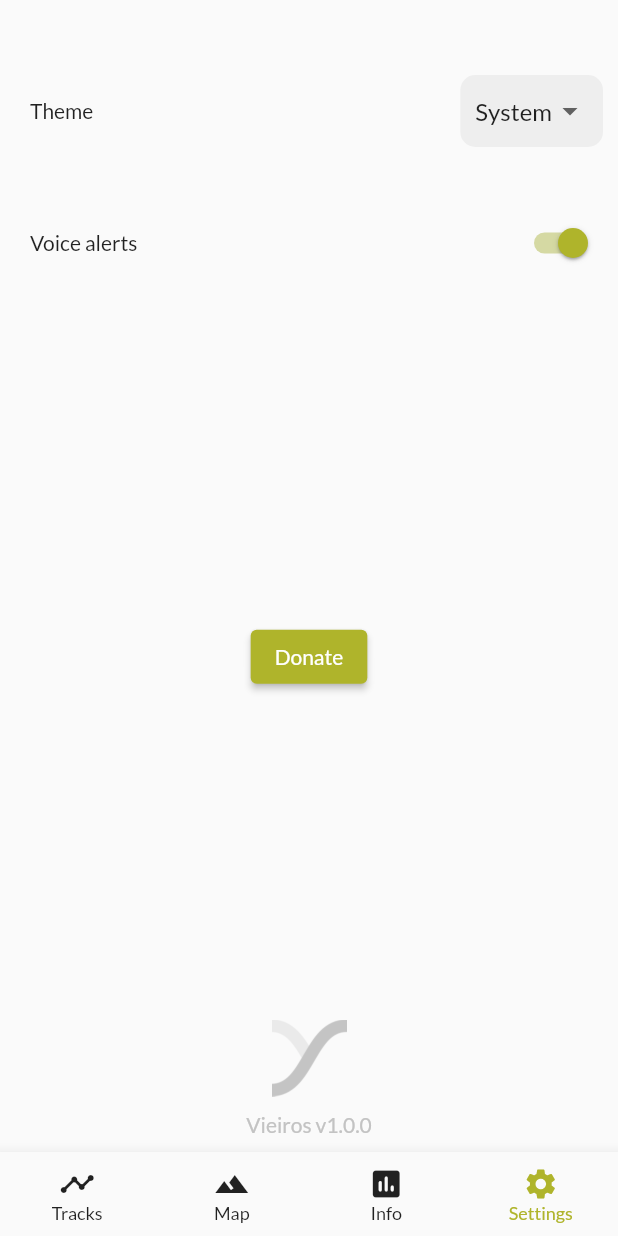
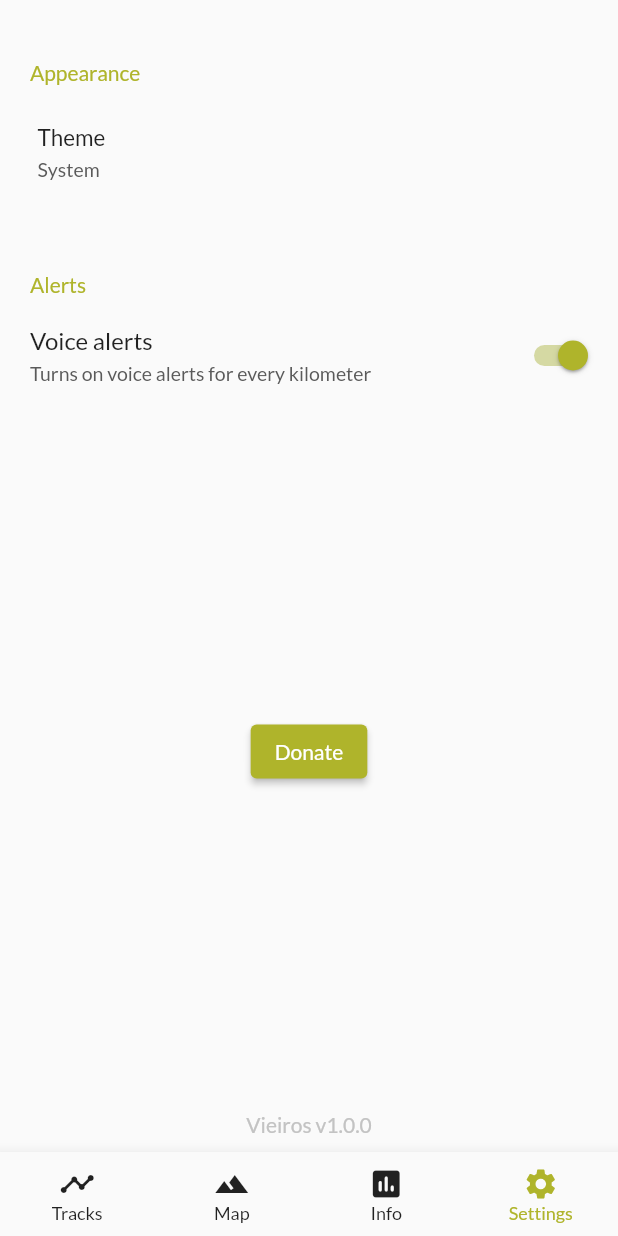
Before and after one commit to CMiguelRB/vieiros, a Flutter app: the screen it shows after launch, item 4 of the bottom bar chosen, on a phone screen of 412 x 824 dp. Run offline on Flutter 3.47's test engine with Material 2 defaults, Android fonts, the phone set to English and light mode, and no system bars; our stand-ins replace charts_flutter, device_info, file_picker, flutter_tts, geolocator, google_maps_flutter and 3 more; missing offline and left inert: gpx, sunrise_sunset_calc.

Commit message:
Update settings

```diff
--- /dev/null
+++ b/lib/components/vieiros_select.dart
@@ -0,0 +1,86 @@
+import 'package:flutter/material.dart';
+import 'package:vieiros/resources/custom_colors.dart';
+import 'package:vieiros/resources/i18n.dart';
+
+class VieirosSelect extends StatelessWidget {
+  final bool lightMode;
+  final String value;
+  final Function onChanged;
+  final String titleTag;
+  final String valueTag;
+  final List<Map<String, String>> items;
+  final BuildContext context;
+
+  const VieirosSelect(
+      {Key? key,
+      required this.lightMode,
+      required this.onChanged,
+      required this.value,
+      required this.titleTag,
+      required this.valueTag,
+      required this.items,
+      required this.context})
+      : super(key: key);
+
+  Future<void> _themeSelector() async {
+    return await showDialog(
+        context: context,
+        builder: (BuildContext context) {
+          return AlertDialog(
+              title: Text(I18n.translate('settings_dark_mode')),
+              actions: [
+                TextButton(
+                  child: Text(
+                    I18n.translate('common_cancel'),
+                    style: const TextStyle(
+                        color: CustomColors.accent, fontSize: 15),
+                  ),
+                  onPressed: () {
+                    Navigator.of(context).pop();
+                  },
+                ),
+              ],
+              content: SingleChildScrollView(
+                  child: ListBody(
+                      children: items.map((element) {
+                return ListTile(
+                    title: Text(I18n.translate(element['tag']!)),
+                    leading: Radio(
+                        value: element['value']!,
+                        groupValue: value,
+                        activeColor:  CustomColors.accent,
+                        onChanged: (value) => _onElementPressed(element)));
+              }).toList())));
+        });
+  }
+
+  _onElementPressed(element) {
+    onChanged(element);
+    Navigator.pop(context, element);
+  }
+
+  @override
+  Widget build(BuildContext context) {
+    return InkWell(
+        onTap: () => _themeSelector(),
+        child: Container(
+            padding: const EdgeInsets.symmetric(vertical: 10, horizontal: 5),
+            alignment: Alignment.centerLeft,
+            child: Column(
+                crossAxisAlignment: CrossAxisAlignment.start,
+                mainAxisAlignment: MainAxisAlignment.start,
+                mainAxisSize: MainAxisSize.max,
+                children: [
+                  Text(I18n.translate(titleTag),
+                      style: const TextStyle(fontSize: 15)),
+                  Container(
+                      margin: const EdgeInsets.only(top: 5),
+                      child: Text(I18n.translate(valueTag),
+                          style: TextStyle(
+                              fontSize: 13,
+                              color: lightMode
+                                  ? CustomColors.subText
+                                  : CustomColors.subTextDark)))
+                ])));
+  }
+}
--- a/lib/components/vieiros_switch.dart
+++ b/lib/components/vieiros_switch.dart
@@ -3,12 +3,20 @@ import 'package:vieiros/resources/custom_colors.dart';
 import 'package:vieiros/resources/i18n.dart';
 
 class VieirosSwitch extends StatelessWidget {
-
   final Function(bool value, BuildContext context) onChanged;
   final bool value;
-  final String tag;
+  final String titleTag;
+  final String? descTag;
+  final bool lightMode;
 
-  const VieirosSwitch({Key? key, required this.onChanged, required this.value, required this.tag}):super(key: key);
+  const VieirosSwitch(
+      {Key? key,
+      required this.onChanged,
+      required this.value,
+      required this.titleTag,
+      required this.lightMode,
+      this.descTag})
+      : super(key: key);
 
   Color _getTextColor(Set<MaterialState> states, isTrack) {
     const Set<MaterialState> interactiveStates = <MaterialState>{
@@ -25,15 +33,34 @@ class VieirosSwitch extends StatelessWidget {
   Widget build(BuildContext context) {
     return Container(
       padding: const EdgeInsets.all(10),
-      margin: const EdgeInsets.only(left: 10, top: 20),
-      child: Row(mainAxisAlignment: MainAxisAlignment.spaceBetween, mainAxisSize: MainAxisSize.max,children:[Text(I18n.translate(tag)),Switch(
-        value: value,
-        onChanged: (value) => onChanged(value, context),
-        thumbColor: MaterialStateColor.resolveWith((states) => _getTextColor(states, false)),
-        trackColor: MaterialStateColor.resolveWith((states) => _getTextColor(states, true)),
-      )]),
+      margin: const EdgeInsets.only(left: 10, top: 5),
+      child: Row(
+          mainAxisAlignment: MainAxisAlignment.spaceBetween,
+          mainAxisSize: MainAxisSize.max,
+          children: [
+            Column(
+                crossAxisAlignment: CrossAxisAlignment.start,
+                children: [
+                  Text(I18n.translate(titleTag),
+                      style: const TextStyle(fontSize: 16)),
+                  descTag != null
+                      ? Container(margin: const EdgeInsets.only(top: 5),child: Text(I18n.translate(descTag!),
+                          style: TextStyle(
+                              fontSize: 13,
+                              color: lightMode
+                                  ? CustomColors.subText
+                                  : CustomColors.subTextDark)))
+                      : const Text('')
+                ]),
+            Switch(
+              value: value,
+              onChanged: (value) => onChanged(value, context),
+              thumbColor: MaterialStateColor.resolveWith(
+                  (states) => _getTextColor(states, false)),
+              trackColor: MaterialStateColor.resolveWith(
+                  (states) => _getTextColor(states, true)),
+            )
+          ]),
     );
   }
-
-
 }
--- a/lib/resources/I18n.dart
+++ b/lib/resources/I18n.dart
@@ -58,8 +58,11 @@ class I18n {
       "info_chart_altitude": "Altitude",
       "info_chart_distance": "Distance",
 
+      "settings_appearance": "Appearance",
       "settings_dark_mode": "Theme",
+      "settings_alerts": "Alerts",
       "settings_voice_alerts": "Voice alerts",
+      "settings_voice_alerts_desc": "Turns on voice alerts for every kilometer",
       "settings_donate": "Donate",
       "settings_dark_mode_item_system": "System",
       "settings_dark_mode_item_light": "Light",
@@ -120,8 +123,11 @@ class I18n {
       "info_chart_altitude": "Altitud",
       "info_chart_distance": "Distancia",
 
+      "settings_appearance": "Aspecto",
       "settings_dark_mode": "Tema",
       "settings_voice_alerts": "Alertas de voz",
+      "settings_alerts": "Alertas",
+      "settings_voice_alerts_desc": "Activa alertas de voz por cada kilómetro",
       "settings_donate": "Donar",
       "settings_dark_mode_item_system": "Sistema",
       "settings_dark_mode_item_light": "Tema claro",
@@ -183,8 +189,11 @@ class I18n {
       "info_chart_altitude": "Altitude",
       "info_chart_distance": "Distancia",
 
+      "settings_appearance": "Aspecto",
       "settings_dark_mode": "Tema",
       "settings_voice_alerts": "Alertas de voz",
+      "settings_alerts": "Alertas",
+      "settings_voice_alerts_desc": "Activa alertas de voz por cada quilómetro",
       "settings_donate": "Doar",
       "settings_dark_mode_item_system": "Sistema",
       "settings_dark_mode_item_light": "Tema claro",
--- a/lib/tabs/settings.dart
+++ b/lib/tabs/settings.dart
@@ -2,7 +2,7 @@ import 'package:flutter/material.dart';
 import 'package:provider/provider.dart';
 import 'package:shared_preferences/shared_preferences.dart';
 import 'package:url_launcher/url_launcher.dart';
-import 'package:vieiros/components/vieiros_dropdown.dart';
+import 'package:vieiros/components/vieiros_select.dart';
 import 'package:vieiros/components/vieiros_switch.dart';
 import 'package:vieiros/resources/custom_colors.dart';
 import 'package:vieiros/resources/i18n.dart';
@@ -19,12 +19,32 @@ class Settings extends StatefulWidget {
 
 class SettingsState extends State<Settings> {
   bool _voiceAlerts = true;
-  String? _themeDropdownValue = 'system';
+  String? _themeSelectValue = 'system';
+  String? _themeSelectTag = '';
+  final List<Map<String, String>> _themes = [
+    {
+      "value": 'system',
+      "tag": 'settings_dark_mode_item_system'
+    },
+    {
+      "value": 'light',
+      "tag": 'settings_dark_mode_item_light'
+    },
+    {
+      "value": 'dark',
+      "tag": 'settings_dark_mode_item_dark'
+    }
+  ];
 
   @override
   void initState() {
     super.initState();
-    _themeDropdownValue = widget.prefs.getString('dark_mode');
+    _themeSelectValue = widget.prefs.getString('dark_mode');
+    for(int i = 0; i<_themes.length; i++){
+      if(_themes[i]['value'] == _themeSelectValue){
+        _themeSelectTag = _themes[i]['tag'];
+      }
+    }
     _voiceAlerts = widget.prefs.getString("voice_alerts") == 'true' ||
         widget.prefs.getString("voice_alerts") == null;
   }
@@ -34,12 +54,13 @@ class SettingsState extends State<Settings> {
     super.dispose();
   }
 
-  _onChangeDarkMode(value, context) {
+  _onChangeDarkMode(Map<String, String> element, context) {
     final provider = Provider.of<ThemeProvider>(context, listen: false);
-    provider.setThemeMode(value);
+    provider.setThemeMode(element['value']);
     setState(() {
-      _themeDropdownValue = value;
-      widget.prefs.setString("dark_mode", value);
+      _themeSelectValue = element['value'];
+      widget.prefs.setString("dark_mode", element['value']!);
+      _themeSelectTag = element['tag'];
     });
   }
 
@@ -65,34 +86,39 @@ class SettingsState extends State<Settings> {
       children: [
         Expanded(
             child: Column(children: [
-          Container(
-              padding: const EdgeInsets.all(10),
-              margin: const EdgeInsets.only(left: 10, top: 40),
-              child: Row(
-                  mainAxisAlignment: MainAxisAlignment.spaceBetween,
-                  mainAxisSize: MainAxisSize.max,
-                  children: [
-                    Text(I18n.translate('settings_dark_mode')),
-                    VieirosDropdown(
-                        lightMode: lightMode,
-                        items: const [
-                          {
-                            "value": 'system',
-                            "tag": 'settings_dark_mode_item_system'
-                          },
-                          {
-                            "value": 'light',
-                            "tag": 'settings_dark_mode_item_light'
-                          },
-                          {"value": 'dark', "tag": 'settings_dark_mode_item_dark'}
-                        ],
-                        onChanged: (value) => _onChangeDarkMode(value, context),
-                        value: _themeDropdownValue!)
-                  ])),
-          VieirosSwitch(
-              onChanged: _onChangeVoiceAlerts,
-              value: _voiceAlerts,
-              tag: 'settings_voice_alerts'),
+          Column(children: [
+            Container(
+                margin: const EdgeInsets.only(left: 20, top: 40),
+                alignment: Alignment.centerLeft,
+                child: Text(I18n.translate('settings_appearance'),
+                    style:
+                        const TextStyle(fontSize: 14, color: CustomColors.accent))),
+            Container(
+                padding: const EdgeInsets.all(10),
+                margin: const EdgeInsets.only(left: 10, top: 5),
+                child:
+                      VieirosSelect(lightMode: lightMode,
+                          onChanged: (element) => _onChangeDarkMode(element, context),
+                          titleTag: 'settings_dark_mode',
+                          valueTag: _themeSelectTag!,
+                          value: _themeSelectValue!,
+                          items: _themes, context: context)
+                    )
+          ]),
+          Column(children: [
+            Container(
+                margin: const EdgeInsets.only(left: 20, top: 40),
+                alignment: Alignment.centerLeft,
+                child: Text(I18n.translate('settings_alerts'),
+                    style:
+                        const TextStyle(fontSize: 14, color: CustomColors.accent))),
+            VieirosSwitch(
+                lightMode: lightMode,
+                onChanged: _onChangeVoiceAlerts,
+                value: _voiceAlerts,
+                titleTag: 'settings_voice_alerts',
+                descTag: 'settings_voice_alerts_desc')
+          ]),
           const Spacer(),
           ElevatedButton(
             onPressed: _donate,
@@ -102,7 +128,7 @@ class SettingsState extends State<Settings> {
         ])),
         Column(
           children: [
-            Image.asset('assets/app_logo.png', scale: 6),
+            //Image.asset('assets/app_logo.png', scale: 6),
             Container(
               margin: const EdgeInsets.only(bottom: 10),
             ),
```
